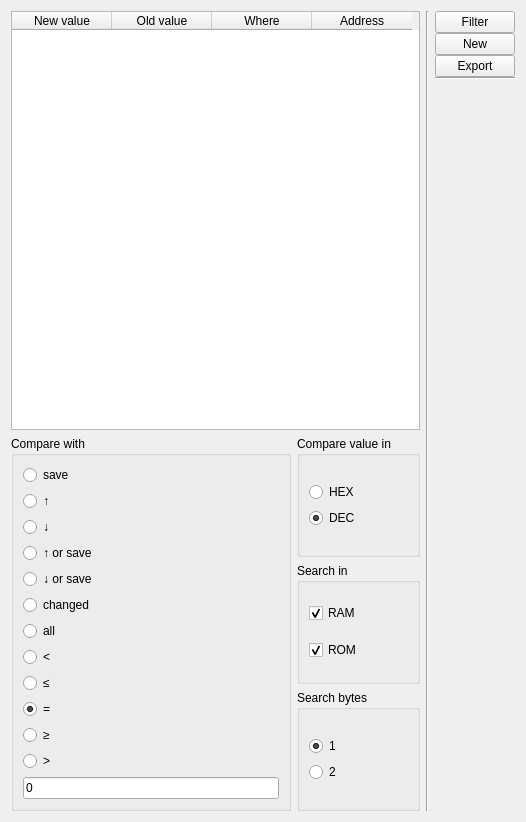
Above: uis/cheating/search_cheat.ui from NADNES-TEAM/NADNES before the change. Below: the same form after it.
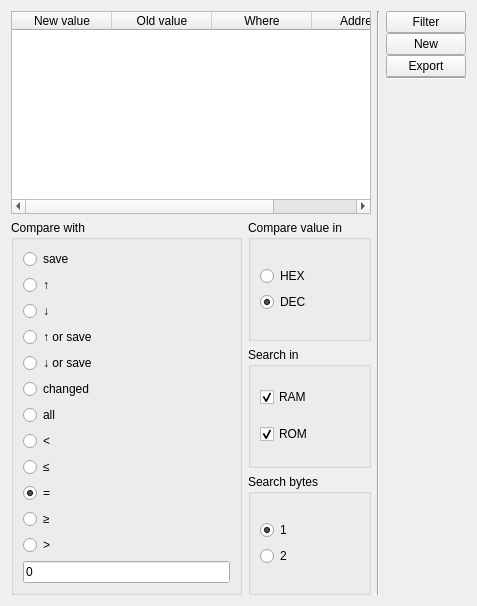
That is the form after the change.

Diff of the .ui file:
```diff
--- a/uis/cheating/search_cheat.ui
+++ b/uis/cheating/search_cheat.ui
@@ -6,8 +6,8 @@
    <rect>
     <x>0</x>
     <y>0</y>
-    <width>526</width>
-    <height>822</height>
+    <width>477</width>
+    <height>606</height>
    </rect>
   </property>
   <property name="sizePolicy">
```
